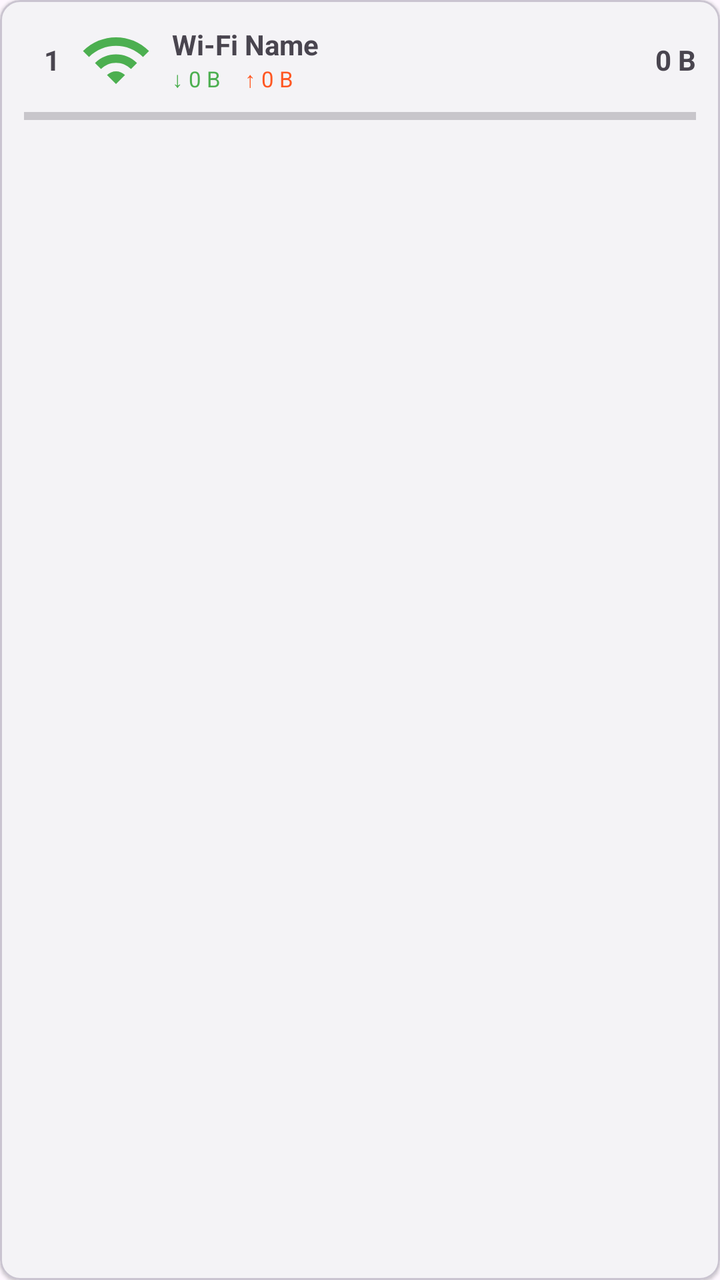
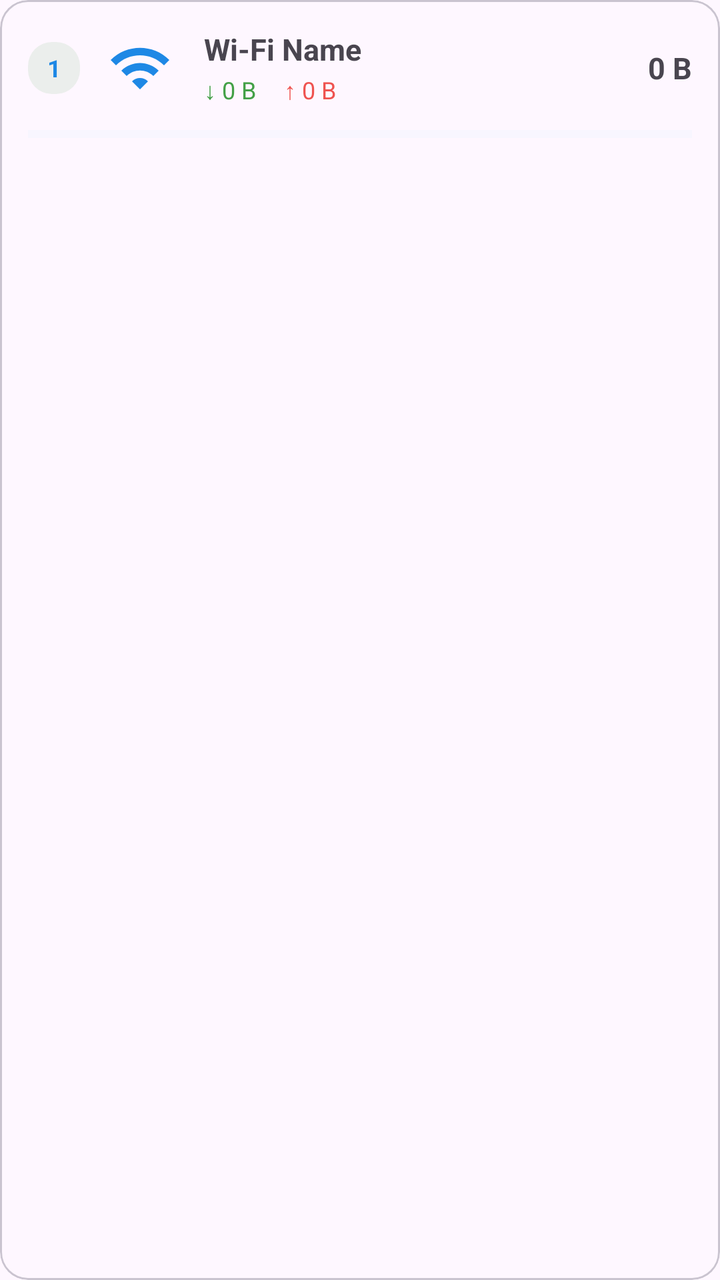

The first picture is an Android layout as it rendered before a commit; the second is the same layout after the commit. The layout source and the unified diff follow.
<!-- AndroidManifest.xml: application theme Theme.NetspeedIndicator -->
<!-- res/layout/item_wifi_usage.xml -->
<?xml version="1.0" encoding="utf-8"?>
<com.google.android.material.card.MaterialCardView xmlns:android="http://schemas.android.com/apk/res/android"
    xmlns:app="http://schemas.android.com/apk/res-auto"
    android:layout_width="match_parent"
    android:layout_height="wrap_content"
    android:layout_marginBottom="8dp"
    app:cardElevation="1dp"
    app:cardCornerRadius="10dp">

    <LinearLayout
        android:layout_width="match_parent"
        android:layout_height="wrap_content"
        android:orientation="vertical"
        android:padding="12dp">

        <LinearLayout
            android:layout_width="match_parent"
            android:layout_height="wrap_content"
            android:orientation="horizontal"
            android:gravity="center_vertical">

            
            <TextView
                android:id="@+id/text_wifi_rank"
                android:layout_width="28dp"
                android:layout_height="wrap_content"
                android:text="1"
                android:textSize="14sp"
                android:textStyle="bold"
                android:textColor="?android:attr/textColorSecondary"
                android:gravity="center" />

            
            <ImageView
                android:layout_width="36dp"
                android:layout_height="36dp"
                android:layout_marginEnd="10dp"
                android:src="@drawable/ic_wifi"
                android:contentDescription="Wi-Fi icon"
                app:tint="?attr/colorPrimary" />

            
            <LinearLayout
                android:layout_width="0dp"
                android:layout_height="wrap_content"
                android:layout_weight="1"
                android:orientation="vertical">

                <TextView
                    android:id="@+id/text_ssid"
                    android:layout_width="wrap_content"
                    android:layout_height="wrap_content"
                    android:text="Wi-Fi Name"
                    android:textSize="14sp"
                    android:textStyle="bold"
                    android:maxLines="1"
                    android:ellipsize="end" />

                <LinearLayout
                    android:layout_width="wrap_content"
                    android:layout_height="wrap_content"
                    android:orientation="horizontal">

                    <TextView
                        android:id="@+id/text_wifi_download"
                        android:layout_width="wrap_content"
                        android:layout_height="wrap_content"
                        android:text="\u2193 0 B"
                        android:textSize="11sp"
                        android:textColor="@color/download_color"
                        android:layout_marginEnd="12dp" />

                    <TextView
                        android:id="@+id/text_wifi_upload"
                        android:layout_width="wrap_content"
                        android:layout_height="wrap_content"
                        android:text="\u2191 0 B"
                        android:textSize="11sp"
                        android:textColor="@color/upload_color" />
                </LinearLayout>
            </LinearLayout>

            
            <TextView
                android:id="@+id/text_wifi_total"
                android:layout_width="wrap_content"
                android:layout_height="wrap_content"
                android:text="0 B"
                android:textSize="14sp"
                android:textStyle="bold" />
        </LinearLayout>

        <ProgressBar
            android:id="@+id/progress_wifi_usage"
            style="?android:attr/progressBarStyleHorizontal"
            android:layout_width="match_parent"
            android:layout_height="4dp"
            android:layout_marginTop="8dp"
            android:progressTint="?attr/colorPrimary" />
    </LinearLayout>
</com.google.android.material.card.MaterialCardView>
<!-- resources referenced by this layout -->
<resources>
  <color name="download_color">#4CAF50</color>
  <color name="upload_color">#FF5722</color>
  <!-- drawable ic_wifi (drawable) -->
  <?xml version="1.0" encoding="utf-8"?>
  <vector xmlns:android="http://schemas.android.com/apk/res/android"
      android:width="24dp"
      android:height="24dp"
      android:viewportWidth="24"
      android:viewportHeight="24">
      <path
          android:fillColor="@android:color/white"
          android:pathData="M1,9l2,2c4.97,-4.97 13.03,-4.97 18,0l2,-2C16.93,2.93 7.08,2.93 1,9zM9,17l3,3 3,-3c-1.65,-1.66 -4.34,-1.66 -6,0zM5,13l2,2c2.76,-2.76 7.24,-2.76 10,0l2,-2C15.14,9.14 8.87,9.14 5,13z" />
  </vector>
  <style name="Theme.NetspeedIndicator" parent="Theme.Material3.DayNight.NoActionBar">
          <item name="colorPrimary">@color/download_color</item>
      </style>
</resources>

<!-- the commit's change to res/layout/item_wifi_usage.xml (unified diff, before → after) -->
@@ -4,14 +4,16 @@
     android:layout_width="match_parent"
     android:layout_height="wrap_content"
     android:layout_marginBottom="8dp"
-    app:cardElevation="1dp"
-    app:cardCornerRadius="10dp">
+    app:cardElevation="0dp"
+    app:cardCornerRadius="14dp"
+    app:strokeWidth="1dp"
+    app:strokeColor="?attr/colorOutlineVariant">
 
     <LinearLayout
         android:layout_width="match_parent"
         android:layout_height="wrap_content"
         android:orientation="vertical"
-        android:padding="12dp">
+        android:padding="14dp">
 
         <LinearLayout
             android:layout_width="match_parent"
@@ -22,22 +24,25 @@
             
             <TextView
                 android:id="@+id/text_wifi_rank"
-                android:layout_width="28dp"
-                android:layout_height="wrap_content"
+                android:layout_width="26dp"
+                android:layout_height="26dp"
                 android:text="1"
-                android:textSize="14sp"
+                android:textSize="12sp"
                 android:textStyle="bold"
-                android:textColor="?android:attr/textColorSecondary"
-                android:gravity="center" />
+                android:textColor="?attr/colorPrimary"
+                android:gravity="center"
+                android:background="@drawable/bg_speed_down" />
 
             
             <ImageView
-                android:layout_width="36dp"
-                android:layout_height="36dp"
-                android:layout_marginEnd="10dp"
+                android:layout_width="40dp"
+                android:layout_height="40dp"
+                android:layout_marginStart="10dp"
+                android:layout_marginEnd="12dp"
                 android:src="@drawable/ic_wifi"
                 android:contentDescription="Wi-Fi icon"
-                app:tint="?attr/colorPrimary" />
+                app:tint="?attr/colorPrimary"
+                android:padding="4dp" />
 
             
             <LinearLayout
@@ -51,7 +56,7 @@
                     android:layout_width="wrap_content"
                     android:layout_height="wrap_content"
                     android:text="Wi-Fi Name"
-                    android:textSize="14sp"
+                    android:textSize="15sp"
                     android:textStyle="bold"
                     android:maxLines="1"
                     android:ellipsize="end" />
@@ -59,23 +64,24 @@
                 <LinearLayout
                     android:layout_width="wrap_content"
                     android:layout_height="wrap_content"
-                    android:orientation="horizontal">
+                    android:orientation="horizontal"
+                    android:layout_marginTop="2dp">
 
                     <TextView
                         android:id="@+id/text_wifi_download"
                         android:layout_width="wrap_content"
                         android:layout_height="wrap_content"
                         android:text="\u2193 0 B"
-                        android:textSize="11sp"
+                        android:textSize="12sp"
                         android:textColor="@color/download_color"
-                        android:layout_marginEnd="12dp" />
+                        android:layout_marginEnd="14dp" />
 
                     <TextView
                         android:id="@+id/text_wifi_upload"
                         android:layout_width="wrap_content"
                         android:layout_height="wrap_content"
                         android:text="\u2191 0 B"
-                        android:textSize="11sp"
+                        android:textSize="12sp"
                         android:textColor="@color/upload_color" />
                 </LinearLayout>
             </LinearLayout>
@@ -86,7 +92,7 @@
                 android:layout_width="wrap_content"
                 android:layout_height="wrap_content"
                 android:text="0 B"
-                android:textSize="14sp"
+                android:textSize="15sp"
                 android:textStyle="bold" />
         </LinearLayout>
 
@@ -94,8 +100,9 @@
             android:id="@+id/progress_wifi_usage"
             style="?android:attr/progressBarStyleHorizontal"
             android:layout_width="match_parent"
-            android:layout_height="4dp"
-            android:layout_marginTop="8dp"
-            android:progressTint="?attr/colorPrimary" />
+            android:layout_height="6dp"
+            android:layout_marginTop="10dp"
+            android:progressTint="@color/primary"
+            android:progressBackgroundTint="@color/surface_tint" />
     </LinearLayout>
 </com.google.android.material.card.MaterialCardView>
<!-- resource entries referenced after the edit -->
@@ -1,7 +1,16 @@
 <!-- resources referenced by this layout -->
 <resources>
-  <color name="download_color">#4CAF50</color>
-  <color name="upload_color">#FF5722</color>
+  <color name="download_color">#43A047</color>
+  <color name="primary">#1E88E5</color>
+  <color name="surface_tint">#E3F2FD</color>
+  <color name="upload_color">#EF5350</color>
+  <!-- drawable bg_speed_down (drawable) -->
+  <?xml version="1.0" encoding="utf-8"?>
+  <shape xmlns:android="http://schemas.android.com/apk/res/android"
+      android:shape="rectangle">
+      <solid android:color="@color/download_bg" />
+      <corners android:radius="12dp" />
+  </shape>
   <!-- drawable ic_wifi (drawable) -->
   <?xml version="1.0" encoding="utf-8"?>
   <vector xmlns:android="http://schemas.android.com/apk/res/android"
@@ -14,7 +23,15 @@
           android:pathData="M1,9l2,2c4.97,-4.97 13.03,-4.97 18,0l2,-2C16.93,2.93 7.08,2.93 1,9zM9,17l3,3 3,-3c-1.65,-1.66 -4.34,-1.66 -6,0zM5,13l2,2c2.76,-2.76 7.24,-2.76 10,0l2,-2C15.14,9.14 8.87,9.14 5,13z" />
   </vector>
   <style name="Theme.NetspeedIndicator" parent="Theme.Material3.DayNight.NoActionBar">
-          <item name="colorPrimary">@color/download_color</item>
+          <item name="colorPrimary">@color/primary</item>
+          <item name="colorPrimaryDark">@color/primary_dark</item>
+          <item name="colorPrimaryVariant">@color/primary_variant</item>
+          <item name="colorSecondary">@color/secondary</item>
+          <item name="android:statusBarColor">@android:color/transparent</item>
       </style>
+  <color name="download_bg">#1A43A047</color>
+  <color name="primary_dark">#1565C0</color>
+  <color name="primary_variant">#0D47A1</color>
+  <color name="secondary">#00BCD4</color>
 </resources>
 
